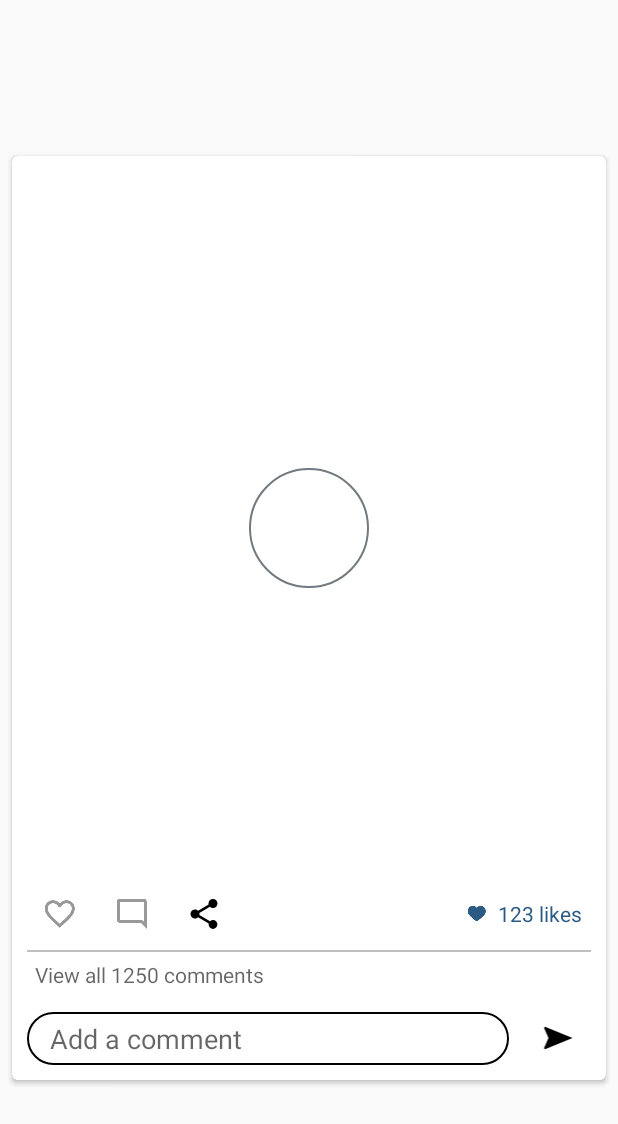
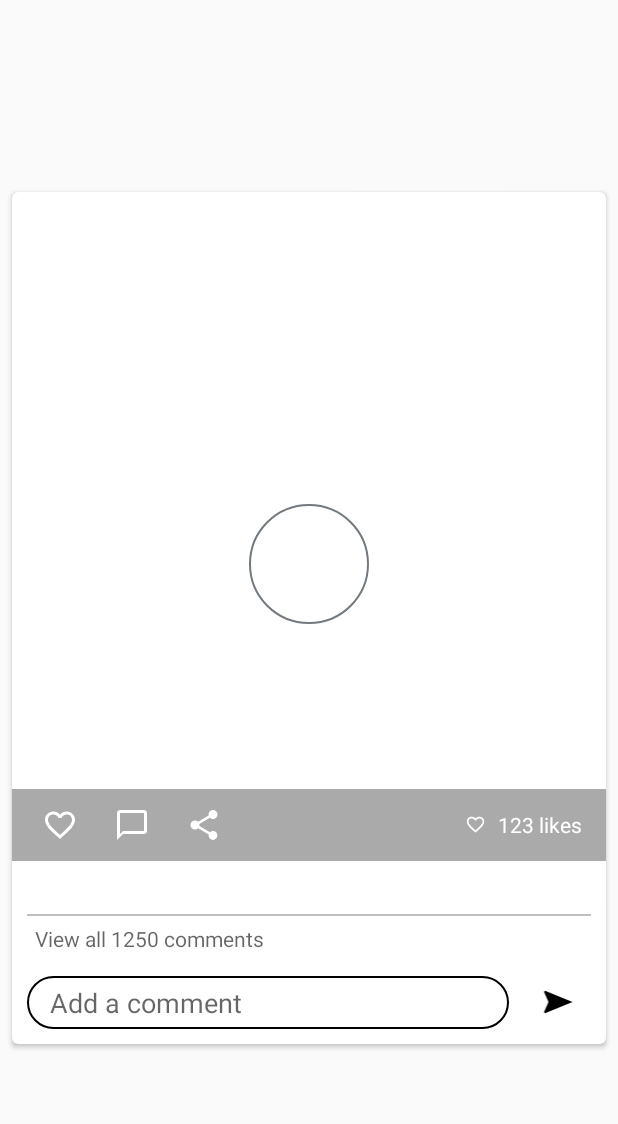
Before and after one commit to KaviPaviTwinsS/VadivasalKalai, an Android app: the OpenShareContent screen opened directly, with no data from a screen before it, on a phone screen of 412 x 824 dp. Shown: the top 1124 px of the screen. Run offline under Robolectric (Android 15) with nearby library versions, the phone set to English and light mode, and no system bars; our stand-ins replace ButterKnife, CircleImageView, Firebase (no records; nobody signed in at launch, a user with empty details on screens opened directly), Picasso; plain views replace SimpleExoPlayerView; pictures from the network do not load.

Commit message:
My Changes

```diff
--- a/app/build.gradle
+++ b/app/build.gradle
@@ -30,6 +30,7 @@ android {
         applicationId "pasu.vaadivaasal.demo"
         minSdkVersion 16
         targetSdkVersion 27
+        multiDexEnabled true
         versionCode 9
         versionName "1.0"
         testInstrumentationRunner "android.support.test.runner.AndroidJUnitRunner"
@@ -99,6 +100,7 @@ dependencies {
     compile('com.github.worker8:tourguide:1.0.17-SNAPSHOT@aar') {
         transitive = true
     }
+    compile 'com.android.support:multidex:1.0.1'
 }
 
 
--- a/app/src/main/java/pasu/vadivasal/photographyInsta/AutoLoadingFragment.java
+++ b/app/src/main/java/pasu/vadivasal/photographyInsta/AutoLoadingFragment.java
@@ -1153,7 +1153,6 @@ public class AutoLoadingFragment extends Fragment implements BaseQuickAdapter.Re
                         .setOnClickListener(new View.OnClickListener() {
                             @Override
                             public void onClick(View v) {
-                                Toast.makeText(getActivity(), "default Overlay clicked", Toast.LENGTH_SHORT).show();
                                 SessionSave.saveSession("showToolTip", false, getActivity());
                         System.out.println("calleddddd "+"sssssssss");
                         viewToolTip.setVisibility(View.GONE);
--- a/app/src/main/java/pasu/vadivasal/photographyInsta/PostAutoAdapter.java
+++ b/app/src/main/java/pasu/vadivasal/photographyInsta/PostAutoAdapter.java
@@ -887,11 +887,12 @@ public class PostAutoAdapter extends BaseQuickAdapter<PostModel, BaseViewHolder>
         if (FirebaseAuth.getInstance().getCurrentUser()!=null && modelItem.stars.containsKey(FirebaseAuth.getInstance().getCurrentUser().getUid()) | modelItem.localLike == 1) {
             btnLike.setImageResource(R.drawable.ic_heart_red);
         } else {
-            btnLike.setImageResource(R.drawable.ic_heart_outline_grey);
+            btnLike.setImageResource(R.drawable.ic_heart);
         }
         if (modelItem.description.length() > 100) {
             tvFeedDescription.setText(modelItem.description);
-            makeTextViewResizable(tvFeedDescription, 3, "See More", true);
+            makeTextViewResizable(tvFeedDescription, 3, "See more", true);
+
         } else {
             tvFeedDescription.setText(modelItem.description);
         }
@@ -1080,7 +1081,7 @@ public class PostAutoAdapter extends BaseQuickAdapter<PostModel, BaseViewHolder>
                             btnLike.setImageResource(R.drawable.ic_heart_red);
                             showsnackbar("Liked");
                         } else {
-                            btnLike.setImageResource(R.drawable.ic_heart_outline_grey);
+                            btnLike.setImageResource(R.drawable.ic_heart);
                             showsnackbar("Un Liked");
                         }
                     }else{
@@ -1183,7 +1184,7 @@ public class PostAutoAdapter extends BaseQuickAdapter<PostModel, BaseViewHolder>
                 if (pModel.stars.containsKey(FirebaseAuth.getInstance().getCurrentUser().getUid())) {
                     btnLike.setImageResource(R.drawable.ic_heart_red);
                 } else {
-                    btnLike.setImageResource(R.drawable.ic_heart_outline_grey);
+                    btnLike.setImageResource(R.drawable.ic_heart);
                 }
 
             }
--- /dev/null
+++ b/app/src/main/res/drawable/ic_comment.xml
@@ -0,0 +1,9 @@
+<vector xmlns:android="http://schemas.android.com/apk/res/android"
+        android:width="24dp"
+        android:height="24dp"
+        android:viewportWidth="24.0"
+        android:viewportHeight="24.0">
+    <path
+        android:fillColor="#FFFFFFFF"
+        android:pathData="M20,2L4,2c-1.1,0 -2,0.9 -2,2v18l4,-4h14c1.1,0 2,-0.9 2,-2L22,4c0,-1.1 -0.9,-2 -2,-2zM20,16L6,16l-2,2L4,4h16v12z"/>
+</vector>
--- /dev/null
+++ b/app/src/main/res/drawable/ic_heart.xml
@@ -0,0 +1,9 @@
+<vector xmlns:android="http://schemas.android.com/apk/res/android"
+        android:width="24dp"
+        android:height="24dp"
+        android:viewportWidth="24.0"
+        android:viewportHeight="24.0">
+    <path
+        android:fillColor="#FFFFFFFF"
+        android:pathData="M16.5,3c-1.74,0 -3.41,0.81 -4.5,2.09C10.91,3.81 9.24,3 7.5,3 4.42,3 2,5.42 2,8.5c0,3.78 3.4,6.86 8.55,11.54L12,21.35l1.45,-1.32C18.6,15.36 22,12.28 22,8.5 22,5.42 19.58,3 16.5,3zM12.1,18.55l-0.1,0.1 -0.1,-0.1C7.14,14.24 4,11.39 4,8.5 4,6.5 5.5,5 7.5,5c1.54,0 3.04,0.99 3.57,2.36h1.87C13.46,5.99 14.96,5 16.5,5c2,0 3.5,1.5 3.5,3.5 0,2.89 -3.14,5.74 -7.9,10.05z"/>
+</vector>
--- a/app/src/main/res/drawable/ic_share_black_24dp.xml
+++ b/app/src/main/res/drawable/ic_share_black_24dp.xml
@@ -4,6 +4,6 @@
         android:viewportWidth="24.0"
         android:viewportHeight="24.0">
     <path
-        android:fillColor="#FF000000"
+        android:fillColor="#FFFFFFFF"
         android:pathData="M18,16.08c-0.76,0 -1.44,0.3 -1.96,0.77L8.91,12.7c0.05,-0.23 0.09,-0.46 0.09,-0.7s-0.04,-0.47 -0.09,-0.7l7.05,-4.11c0.54,0.5 1.25,0.81 2.04,0.81 1.66,0 3,-1.34 3,-3s-1.34,-3 -3,-3 -3,1.34 -3,3c0,0.24 0.04,0.47 0.09,0.7L8.04,9.81C7.5,9.31 6.79,9 6,9c-1.66,0 -3,1.34 -3,3s1.34,3 3,3c0.79,0 1.5,-0.31 2.04,-0.81l7.12,4.16c-0.05,0.21 -0.08,0.43 -0.08,0.65 0,1.61 1.31,2.92 2.92,2.92 1.61,0 2.92,-1.31 2.92,-2.92s-1.31,-2.92 -2.92,-2.92z"/>
 </vector>
--- a/app/src/main/res/layout/item_feed.xml
+++ b/app/src/main/res/layout/item_feed.xml
@@ -96,15 +96,11 @@
                 android:scaleType="center"
                 app:srcCompat="@drawable/ic_heart_outline_white"
                 android:visibility="invisible" />
-
-        </pasu.vadivasal.view.SquaredFrameLayout>
-        <TextView
-            android:id="@+id/tvFeedBottom"
+               <FrameLayout
                    android:layout_width="match_parent"
                    android:layout_height="wrap_content"
-            android:padding="8dp"
-             />
-
+                   android:layout_gravity="bottom"
+                   android:background="#55000000">
                    <LinearLayout
                        android:layout_width="match_parent"
                        android:layout_height="wrap_content"
@@ -116,14 +112,14 @@
                            android:layout_width="48dp"
                            android:layout_height="48dp"
                            android:background="@android:color/transparent"
-                app:srcCompat="@drawable/ic_heart_outline_grey" />
+                           app:srcCompat="@drawable/ic_heart" />
 
                        <ImageButton
                            android:id="@+id/btnComments"
                            android:layout_width="48dp"
                            android:layout_height="48dp"
                            android:background="@drawable/btn_feed_action"
-                app:srcCompat="@drawable/ic_comment_outline_grey" />
+                           app:srcCompat="@drawable/ic_comment" />
 
                        <ImageButton
                            android:id="@+id/btnMore"
@@ -146,9 +142,9 @@
                            android:gravity="center_vertical|right">
 
                            <android.support.v7.widget.AppCompatImageView
-                    android:layout_width="wrap_content"
-                    android:layout_height="wrap_content"
-                    app:srcCompat="@drawable/ic_heart_small_blue" />
+                               android:layout_width="14dp"
+                               android:layout_height="14dp"
+                               app:srcCompat="@drawable/ic_heart" />
 
                            <TextView
                                android:id="@+id/tvLikes"
@@ -175,16 +171,26 @@
                                    android:layout_width="wrap_content"
                                    android:layout_height="wrap_content"
                                    android:text="123 likes"
-                        android:textColor="@color/text_like_counter" />
+                                   android:textColor="@color/white" />
 
                                <TextView
                                    android:layout_width="wrap_content"
                                    android:layout_height="wrap_content"
-                        android:textColor="@color/text_like_counter" />
+                                   android:textColor="@color/white" />
                            </TextSwitcher>
                        </LinearLayout>
 
                    </LinearLayout>
+               </FrameLayout>
+        </pasu.vadivasal.view.SquaredFrameLayout>
+        <TextView
+            android:id="@+id/tvFeedBottom"
+            android:layout_width="match_parent"
+            android:layout_height="wrap_content"
+            android:padding="8dp"
+             />
+
+
         <View
             android:layout_width="match_parent"
             android:layout_height="1dp"
```
Lines whose indentation alone changed are shown as unchanged.
